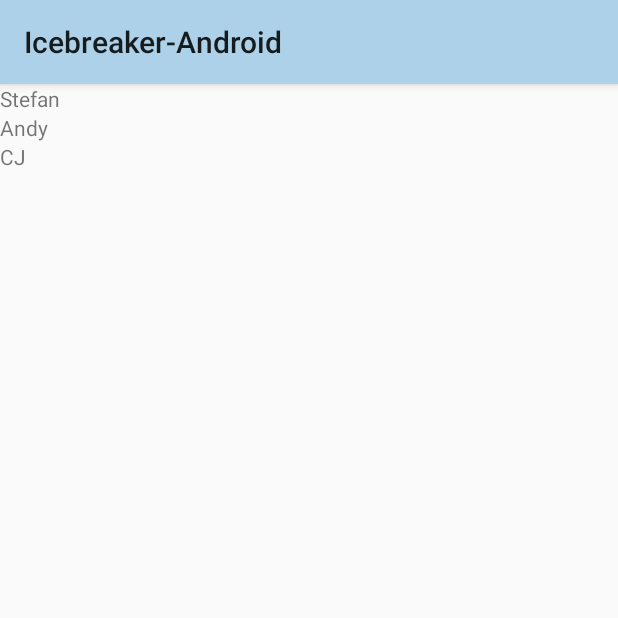
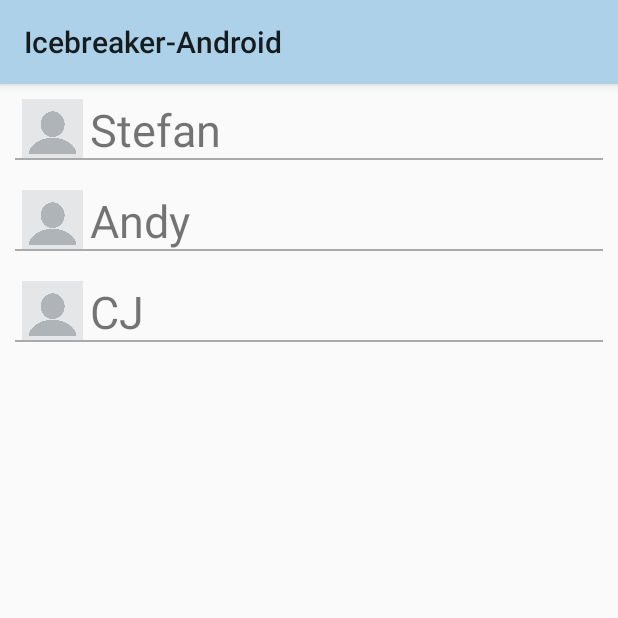
Before and after one commit to Stefan4472/Icebreaker, an Android app: the fragment AllProfilesFragment shown on its own in the app's theme, on a phone screen of 412 x 824 dp, the top half of it. Run offline under Robolectric (Android 15) with nearby library versions, the phone set to English and light mode, and no system bars; network calls fail.

Commit message:
Individuals XML

```diff
--- a/icebreaker-android/app/src/main/res/layout/all_chatrooms.xml
+++ b/icebreaker-android/app/src/main/res/layout/all_chatrooms.xml
@@ -10,7 +10,8 @@
     <android.support.v7.widget.RecyclerView
         android:id="@+id/rooms_recyclerview"
         android:layout_width="match_parent"
-        android:layout_height="match_parent">
+        android:layout_height="match_parent"
+        android:textSize="30dp">
 
     </android.support.v7.widget.RecyclerView>
 </LinearLayout>
--- a/icebreaker-android/app/src/main/res/layout/chat_layout.xml
+++ b/icebreaker-android/app/src/main/res/layout/chat_layout.xml
@@ -12,7 +12,7 @@
         android:layout_height="match_parent">
     </android.support.v7.widget.RecyclerView>
 
-    <LinearLayout
+    <RelativeLayout
         android:layout_width="match_parent"
         android:layout_height="wrap_content"
         android:layout_alignParentBottom="true"
@@ -23,6 +23,7 @@
             android:id="@+id/type_message_field"
             android:layout_width="wrap_content"
             android:layout_height="wrap_content"
+            android:layout_alignParentLeft="true"
             android:hint="Enter Message Here..."/>
 
         <!-- Button to send message -->
@@ -31,8 +32,9 @@
             android:layout_width="wrap_content"
             android:layout_height="wrap_content"
             android:text="Send"
+            android:layout_alignParentRight="true"
             android:onClick="onMessageSent"/>
-    </LinearLayout>
+    </RelativeLayout>
 
 
 
--- a/icebreaker-android/app/src/main/res/layout/profile_layout.xml
+++ b/icebreaker-android/app/src/main/res/layout/profile_layout.xml
@@ -1,12 +1,39 @@
 <?xml version="1.0" encoding="utf-8"?>
-<LinearLayout
-    xmlns:android="http://schemas.android.com/apk/res/android" android:layout_width="match_parent"
-    android:layout_height="match_parent">
+<RelativeLayout
+    xmlns:android="http://schemas.android.com/apk/res/android"
+    android:id="@+id/RelativeLayout01"
+    android:layout_width="fill_parent"
+    android:layout_height="fill_parent"
+    android:padding="10dp">
+
+    <ImageView
+        android:id="@+id/imageView"
+        android:layout_width="50dp"
+        android:layout_height="wrap_content"
+        android:layout_alignBottom="@+id/profile_name_text"
+        android:layout_alignParentStart="true"
+        android:layout_alignParentTop="true"
+        android:src="@drawable/blank_profile" />
 
     <TextView
         android:id="@+id/profile_name_text"
         android:layout_width="match_parent"
         android:layout_height="wrap_content"
-        android:text="First Name"/>
+        android:layout_alignParentTop="true"
+        android:layout_toEndOf="@+id/imageView"
+        android:text="First Name"
+        android:textSize="30dp" />
 
-</LinearLayout>
+    <LinearLayout
+        android:layout_width="fill_parent"
+        android:layout_height="fill_parent"
+        android:layout_alignBottom="@+id/imageView"
+        android:layout_alignParentEnd="true">
+
+        <View
+            android:layout_width="wrap_content"
+            android:layout_height="1dp"
+            android:layout_marginBottom="0dp"
+            android:background="@android:color/darker_gray" />
+    </LinearLayout>
+</RelativeLayout>
```
